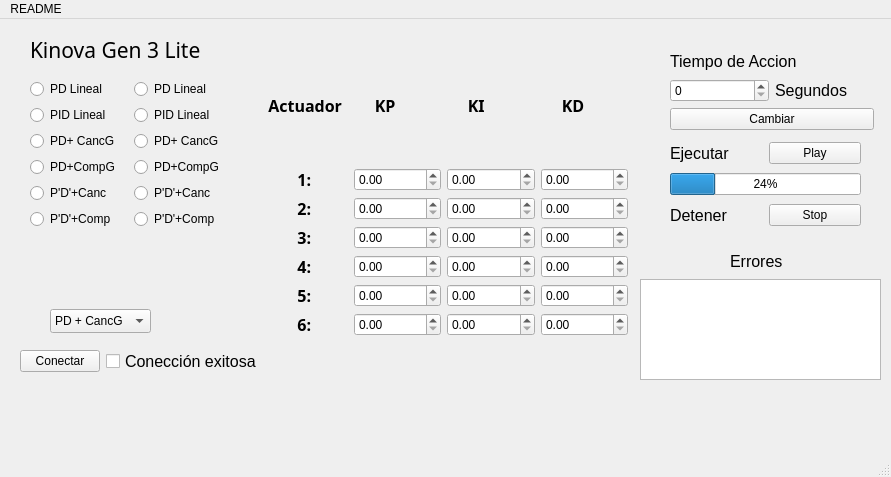
First picture: the form in mainwindow.ui, repository JeanPons183/InterfazKinova, before the edit.
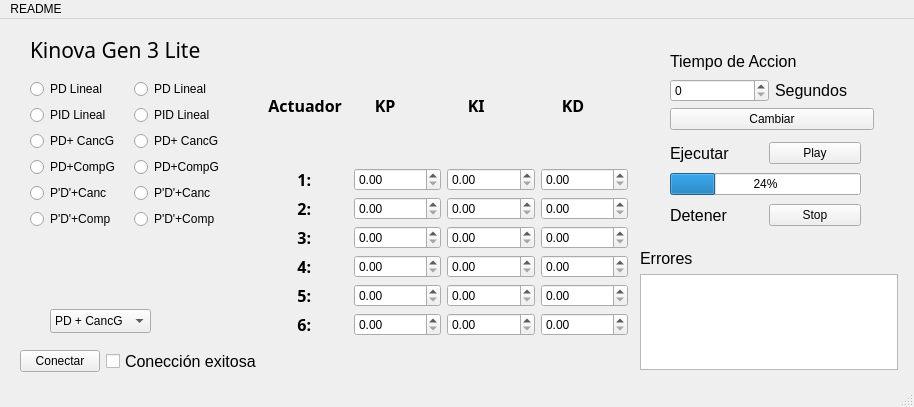
Second picture: the form after the edit.

Commit message: Cambiando el orden en la tabulación

Patch:
```diff
--- a/mainwindow.ui
+++ b/mainwindow.ui
@@ -6,8 +6,8 @@
    <rect>
     <x>0</x>
     <y>0</y>
-    <width>891</width>
-    <height>477</height>
+    <width>914</width>
+    <height>407</height>
    </rect>
   </property>
   <property name="windowTitle">
@@ -33,35 +33,6 @@
      <string>Kinova Gen 3 Lite</string>
     </property>
    </widget>
-   <widget class="QTextBrowser" name="errorTextBrowser">
-    <property name="geometry">
-     <rect>
-      <x>640</x>
-      <y>260</y>
-      <width>241</width>
-      <height>101</height>
-     </rect>
-    </property>
-   </widget>
-   <widget class="QLabel" name="label_12">
-    <property name="geometry">
-     <rect>
-      <x>730</x>
-      <y>230</y>
-      <width>134</width>
-      <height>24</height>
-     </rect>
-    </property>
-    <property name="font">
-     <font>
-      <family>Arial</family>
-      <pointsize>12</pointsize>
-     </font>
-    </property>
-    <property name="text">
-     <string>Errores</string>
-    </property>
-   </widget>
    <widget class="QWidget" name="layoutWidget">
     <property name="geometry">
      <rect>
@@ -594,7 +565,7 @@
      </property>
     </item>
    </widget>
-   <widget class="QWidget" name="">
+   <widget class="QWidget" name="layoutWidget">
     <property name="geometry">
      <rect>
       <x>30</x>
@@ -698,13 +669,41 @@
      </item>
     </layout>
    </widget>
+   <widget class="QWidget" name="">
+    <property name="geometry">
+     <rect>
+      <x>640</x>
+      <y>230</y>
+      <width>258</width>
+      <height>121</height>
+     </rect>
+    </property>
+    <layout class="QGridLayout" name="ErroresLO">
+     <item row="0" column="0">
+      <widget class="QLabel" name="ErroresLabel">
+       <property name="font">
+        <font>
+         <family>Arial</family>
+         <pointsize>12</pointsize>
+        </font>
+       </property>
+       <property name="text">
+        <string>Errores</string>
+       </property>
+      </widget>
+     </item>
+     <item row="1" column="0">
+      <widget class="QTextBrowser" name="errorTextBrowser"/>
+     </item>
+    </layout>
+   </widget>
   </widget>
   <widget class="QMenuBar" name="menubar">
    <property name="geometry">
     <rect>
      <x>0</x>
      <y>0</y>
-     <width>891</width>
+     <width>914</width>
      <height>21</height>
     </rect>
    </property>
```
Left out of the diff: 104 changed lines with no effect on the pictures.
